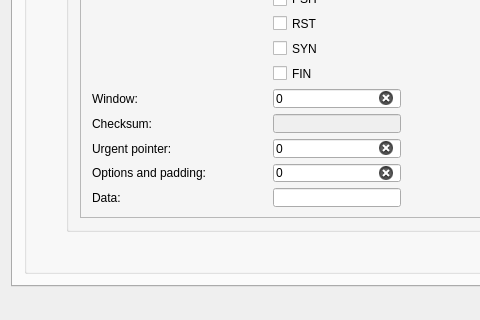
Qt form qt/packet-generator/mainwindow.ui (emiliancyc/packet-generator) before a commit; both pictures show x 0 to 480 and y 448 to 768 of the 1024 by 768 pixel window.
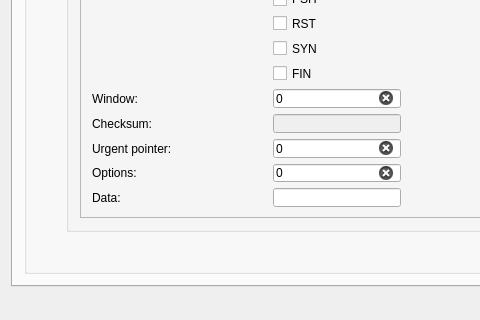
The same form after that commit. The open tabs and pages were chosen to show the change.

```diff
--- a/qt/packet-generator/mainwindow.ui
+++ b/qt/packet-generator/mainwindow.ui
@@ -1269,7 +1269,7 @@
                  <item row="19" column="0">
                   <widget class="QLabel" name="label_tcp_options">
                    <property name="text">
-                    <string>Options and padding: </string>
+                    <string>Options: </string>
                    </property>
                   </widget>
                  </item>
```
Left out of the diff: 2 changed lines with no effect on the pictures.
